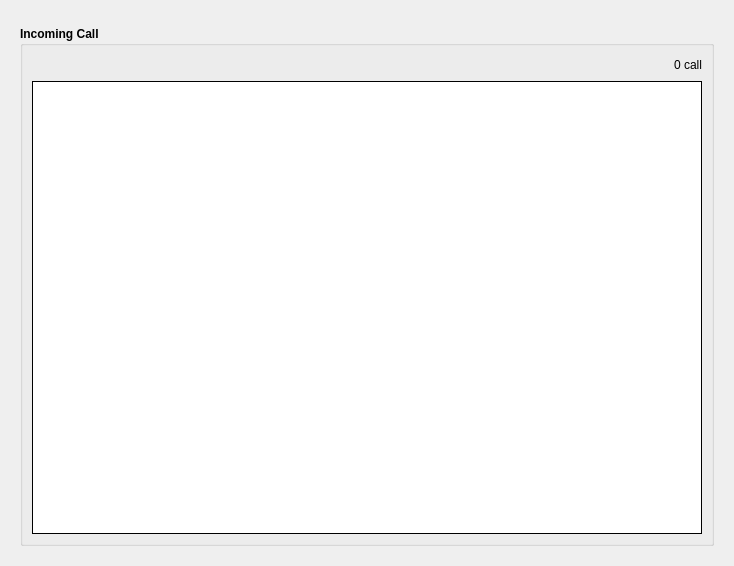
Old version of the form xivoclient/src/xlets/switchboard/switchboard.ui in the repository wazo-platform/wazo-client-qt.
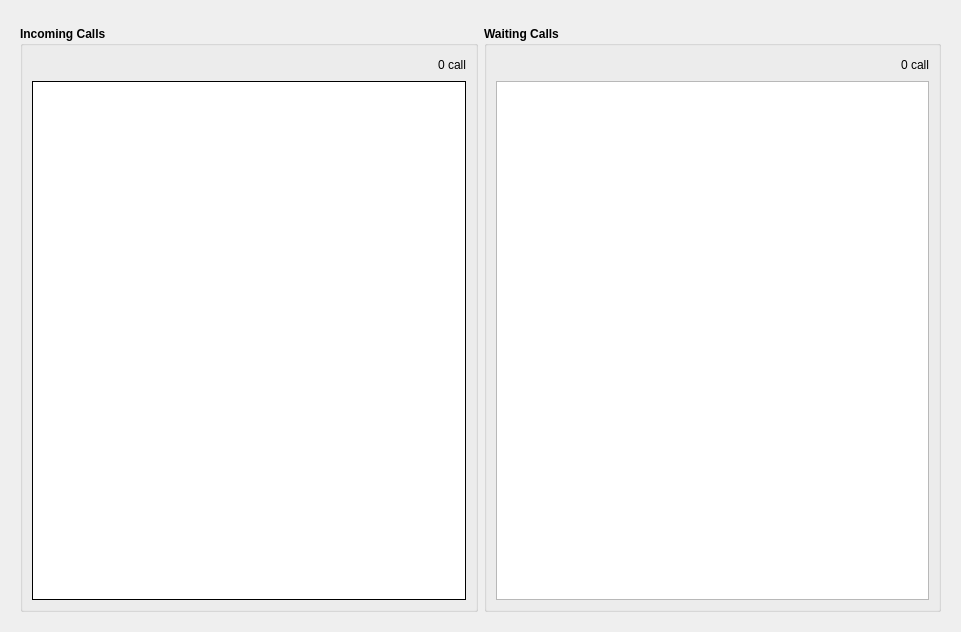
New version of the form. Custom widgets are drawn as their Qt base class.

Commit message: Add the waiting call list in the switchboard xlet

What changed in the file:
```diff
--- a/xivoclient/src/xlets/switchboard/switchboard.ui
+++ b/xivoclient/src/xlets/switchboard/switchboard.ui
@@ -6,8 +6,8 @@
    <rect>
     <x>0</x>
     <y>0</y>
-    <width>734</width>
-    <height>566</height>
+    <width>961</width>
+    <height>632</height>
    </rect>
   </property>
   <property name="windowTitle">
@@ -19,7 +19,7 @@
    </item>
    <item>
     <widget class="QWidget" name="widget" native="true">
-     <layout class="QVBoxLayout" name="verticalLayout">
+     <layout class="QHBoxLayout" name="horizontalLayout_2">
       <item>
        <widget class="QGroupBox" name="groupBox">
         <property name="font">
@@ -29,7 +29,7 @@
          </font>
         </property>
         <property name="title">
-         <string>Incoming Call</string>
+         <string>Incoming Calls</string>
         </property>
         <layout class="QVBoxLayout" name="verticalLayout_3">
          <item>
@@ -99,6 +99,61 @@
         </layout>
        </widget>
       </item>
+      <item>
+       <widget class="QGroupBox" name="groupBox_2">
+        <property name="font">
+         <font>
+          <weight>75</weight>
+          <bold>true</bold>
+         </font>
+        </property>
+        <property name="title">
+         <string>Waiting Calls</string>
+        </property>
+        <layout class="QVBoxLayout" name="verticalLayout">
+         <item>
+          <layout class="QHBoxLayout" name="horizontalLayout_3">
+           <item>
+            <spacer name="horizontalSpacer_2">
+             <property name="orientation">
+              <enum>Qt::Horizontal</enum>
+             </property>
+             <property name="sizeHint" stdset="0">
+              <size>
+               <width>40</width>
+               <height>20</height>
+              </size>
+             </property>
+            </spacer>
+           </item>
+           <item>
+            <widget class="QLabel" name="label">
+             <property name="font">
+              <font>
+               <weight>50</weight>
+               <bold>false</bold>
+              </font>
+             </property>
+             <property name="text">
+              <string>0 call</string>
+             </property>
+            </widget>
+           </item>
+          </layout>
+         </item>
+         <item>
+          <widget class="QueueEntriesView" name="tableView">
+           <property name="font">
+            <font>
+             <weight>50</weight>
+             <bold>false</bold>
+            </font>
+           </property>
+          </widget>
+         </item>
+        </layout>
+       </widget>
+      </item>
      </layout>
     </widget>
    </item>
```
